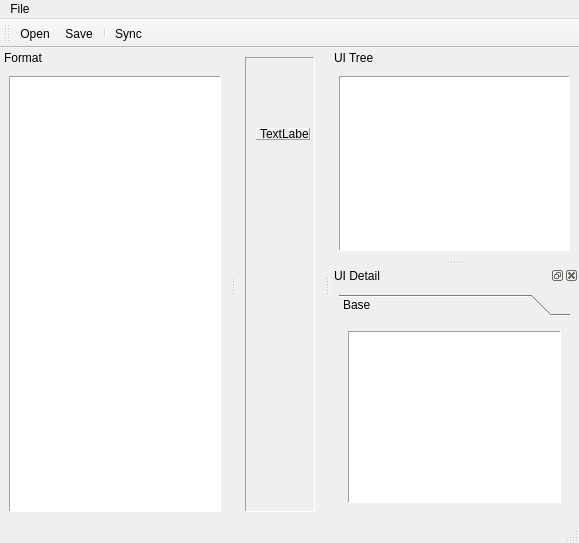
Above: code/yeditor/res/main.ui from EJPasco/yam before the change. Below: the same form after it.
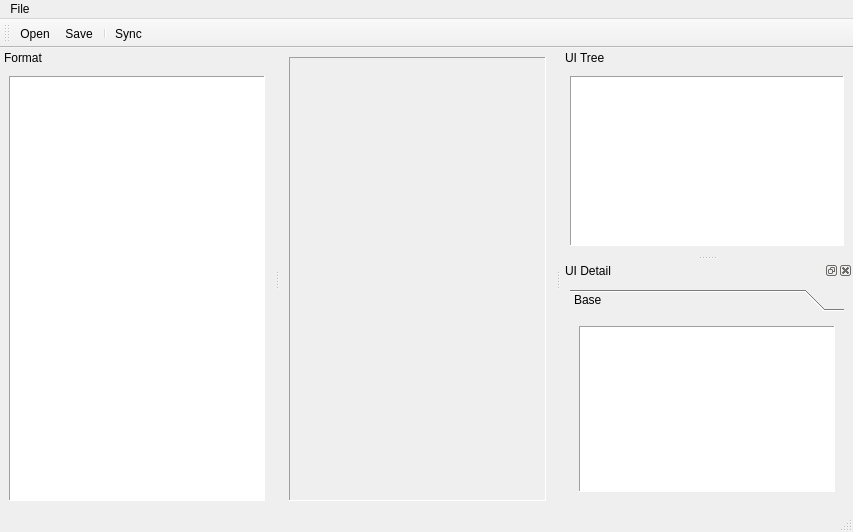
That is the form after the change. Custom widgets are drawn as their Qt base class.

Diff of the .ui file:
```diff
--- a/code/yeditor/res/main.ui
+++ b/code/yeditor/res/main.ui
@@ -6,8 +6,8 @@
    <rect>
     <x>0</x>
     <y>0</y>
-    <width>579</width>
-    <height>543</height>
+    <width>853</width>
+    <height>532</height>
    </rect>
   </property>
   <property name="windowTitle">
@@ -16,48 +16,13 @@
   <widget class="QWidget" name="centralwidget">
    <layout class="QHBoxLayout" name="horizontalLayout_3">
     <item>
-     <widget class="YCDragDropArea" name="dragdropArea">
-      <property name="acceptDrops">
-       <bool>true</bool>
-      </property>
+     <widget class="YCQUiArea" name="uiArea">
       <property name="frameShape">
        <enum>QFrame::Panel</enum>
       </property>
       <property name="frameShadow">
        <enum>QFrame::Sunken</enum>
       </property>
-      <property name="widgetResizable">
-       <bool>true</bool>
-      </property>
-      <widget class="QWidget" name="scrollAreaWidgetContents">
-       <property name="geometry">
-        <rect>
-         <x>0</x>
-         <y>0</y>
-         <width>57</width>
-         <height>466</height>
-        </rect>
-       </property>
-       <widget class="QLabel" name="label">
-        <property name="geometry">
-         <rect>
-          <x>10</x>
-          <y>70</y>
-          <width>54</width>
-          <height>12</height>
-         </rect>
-        </property>
-        <property name="frameShape">
-         <enum>QFrame::Panel</enum>
-        </property>
-        <property name="frameShadow">
-         <enum>QFrame::Raised</enum>
-        </property>
-        <property name="text">
-         <string>TextLabel</string>
-        </property>
-       </widget>
-      </widget>
      </widget>
     </item>
    </layout>
@@ -67,7 +32,7 @@
     <rect>
      <x>0</x>
      <y>0</y>
-     <width>579</width>
+     <width>853</width>
      <height>17</height>
     </rect>
    </property>
@@ -148,8 +113,8 @@
          <rect>
           <x>0</x>
           <y>0</y>
-          <width>238</width>
-          <height>198</height>
+          <width>274</width>
+          <height>192</height>
          </rect>
         </property>
         <attribute name="label">
@@ -229,9 +194,9 @@
  </widget>
  <customwidgets>
   <customwidget>
-   <class>YCDragDropArea</class>
-   <extends>QScrollArea</extends>
-   <header>ydragdroparea.h</header>
+   <class>YCQUiArea</class>
+   <extends>QFrame</extends>
+   <header>quiarea.h</header>
    <container>1</container>
   </customwidget>
  </customwidgets>
```
